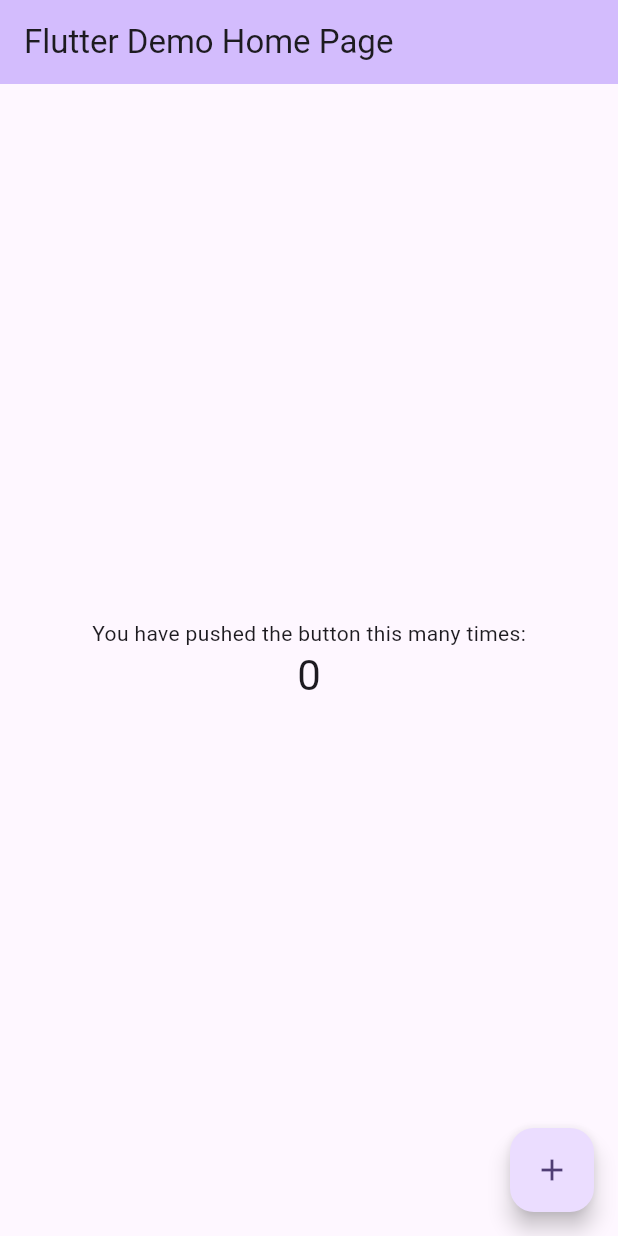
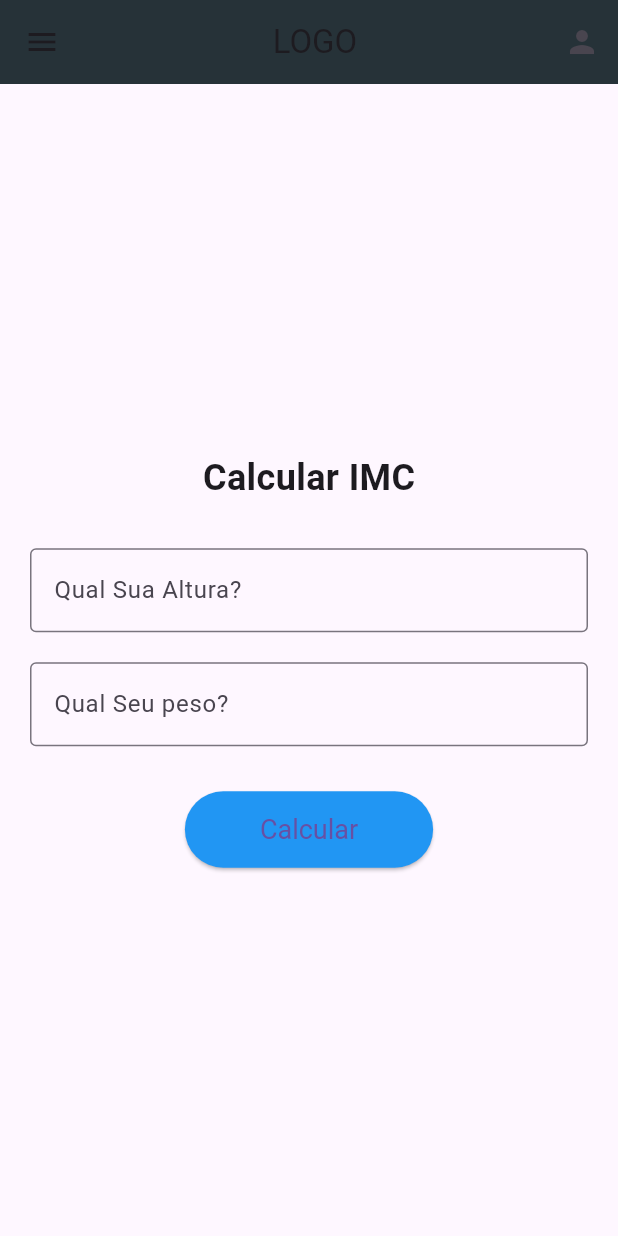
Before and after one commit to SouzaLipes/puc_fit_trabalho_moba, a Flutter app: the screen it shows after launch, on a phone screen of 412 x 824 dp. Run offline on Flutter 3.47's test engine with Material 3 defaults, Android fonts, the phone set to English and light mode, and no system bars.

Commit message:
Tela imc

```diff
--- a/puc_fit/lib/main.dart
+++ b/puc_fit/lib/main.dart
@@ -1,125 +1,15 @@
 import 'package:flutter/material.dart';
+import 'tela_calculo_imc.dart';
 
 void main() {
-  runApp(const MyApp());
+  runApp(MyApp());
 }
 
 class MyApp extends StatelessWidget {
-  const MyApp({super.key});
-
-  // This widget is the root of your application.
   @override
   Widget build(BuildContext context) {
     return MaterialApp(
-      title: 'Flutter Demo',
-      theme: ThemeData(
-        // This is the theme of your application.
-        //
-        // TRY THIS: Try running your application with "flutter run". You'll see
-        // the application has a purple toolbar. Then, without quitting the app,
-        // try changing the seedColor in the colorScheme below to Colors.green
-        // and then invoke "hot reload" (save your changes or press the "hot
-        // reload" button in a Flutter-supported IDE, or press "r" if you used
-        // the command line to start the app).
-        //
-        // Notice that the counter didn't reset back to zero; the application
-        // state is not lost during the reload. To reset the state, use hot
-        // restart instead.
-        //
-        // This works for code too, not just values: Most code changes can be
-        // tested with just a hot reload.
-        colorScheme: ColorScheme.fromSeed(seedColor: Colors.deepPurple),
-        useMaterial3: true,
-      ),
-      home: const MyHomePage(title: 'Flutter Demo Home Page'),
+      home: IMCCalculator(),
     );
   }
 }
-
-class MyHomePage extends StatefulWidget {
-  const MyHomePage({super.key, required this.title});
-
-  // This widget is the home page of your application. It is stateful, meaning
-  // that it has a State object (defined below) that contains fields that affect
-  // how it looks.
-
-  // This class is the configuration for the state. It holds the values (in this
-  // case the title) provided by the parent (in this case the App widget) and
-  // used by the build method of the State. Fields in a Widget subclass are
-  // always marked "final".
-
-  final String title;
-
-  @override
-  State<MyHomePage> createState() => _MyHomePageState();
-}
-
-class _MyHomePageState extends State<MyHomePage> {
-  int _counter = 0;
-
-  void _incrementCounter() {
-    setState(() {
-      // This call to setState tells the Flutter framework that something has
-      // changed in this State, which causes it to rerun the build method below
-      // so that the display can reflect the updated values. If we changed
-      // _counter without calling setState(), then the build method would not be
-      // called again, and so nothing would appear to happen.
-      _counter++;
-    });
-  }
-
-  @override
-  Widget build(BuildContext context) {
-    // This method is rerun every time setState is called, for instance as done
-    // by the _incrementCounter method above.
-    //
-    // The Flutter framework has been optimized to make rerunning build methods
-    // fast, so that you can just rebuild anything that needs updating rather
-    // than having to individually change instances of widgets.
-    return Scaffold(
-      appBar: AppBar(
-        // TRY THIS: Try changing the color here to a specific color (to
-        // Colors.amber, perhaps?) and trigger a hot reload to see the AppBar
-        // change color while the other colors stay the same.
-        backgroundColor: Theme.of(context).colorScheme.inversePrimary,
-        // Here we take the value from the MyHomePage object that was created by
-        // the App.build method, and use it to set our appbar title.
-        title: Text(widget.title),
-      ),
-      body: Center(
-        // Center is a layout widget. It takes a single child and positions it
-        // in the middle of the parent.
-        child: Column(
-          // Column is also a layout widget. It takes a list of children and
-          // arranges them vertically. By default, it sizes itself to fit its
-          // children horizontally, and tries to be as tall as its parent.
-          //
-          // Column has various properties to control how it sizes itself and
-          // how it positions its children. Here we use mainAxisAlignment to
-          // center the children vertically; the main axis here is the vertical
-          // axis because Columns are vertical (the cross axis would be
-          // horizontal).
-          //
-          // TRY THIS: Invoke "debug painting" (choose the "Toggle Debug Paint"
-          // action in the IDE, or press "p" in the console), to see the
-          // wireframe for each widget.
-          mainAxisAlignment: MainAxisAlignment.center,
-          children: <Widget>[
-            const Text(
-              'You have pushed the button this many times:',
-            ),
-            Text(
-              '$_counter',
-              style: Theme.of(context).textTheme.headlineMedium,
-            ),
-          ],
-        ),
-      ),
-      floatingActionButton: FloatingActionButton(
-        onPressed: _incrementCounter,
-        tooltip: 'Increment',
-        child: const Icon(Icons.add),
-      ), // This trailing comma makes auto-formatting nicer for build methods.
-    );
-  }
-}
--- /dev/null
+++ b/puc_fit/lib/tela_calculo_imc.dart
@@ -0,0 +1,194 @@
+import 'package:flutter/material.dart';
+
+class IMCCalculator extends StatefulWidget {
+  @override
+  _IMCCalculatorState createState() => _IMCCalculatorState();
+}
+
+class _IMCCalculatorState extends State<IMCCalculator> {
+  final TextEditingController _alturaController = TextEditingController();
+  final TextEditingController _pesoController = TextEditingController();
+
+  String _indiceIMC = '';
+  String _nivelIMC = '';
+
+void _calcularIMC() {
+
+  final double altura = double.tryParse(_alturaController.text) ?? 0;
+  final double peso = double.tryParse(_pesoController.text) ?? 0;
+
+  if (altura > 0 && peso > 0) {
+    final double imc = peso / (altura * altura);
+
+    String nivel;
+    if (imc < 18.5) {
+      nivel = "Abaixo do peso";
+    } else if (imc >= 18.5 && imc < 24.9) {
+      nivel = "Peso normal";
+    } else if (imc >= 25 && imc < 29.9) {
+      nivel = "Sobrepeso";
+    } else {
+      nivel = "Obesidade";
+    }
+
+    setState(() {
+      _indiceIMC = imc.toStringAsFixed(2);
+      _nivelIMC = nivel;
+    });
+
+    _showResultModal();
+  } else {
+    _showErrorModal();
+  }
+}
+
+  void _showResultModal() {
+    showDialog(
+      context: context,
+      builder: (BuildContext context) {
+        return AlertDialog(
+          content: Container(
+            height: 200,
+            width: 300,
+            child: Column(
+              mainAxisAlignment: MainAxisAlignment.center,
+              children: [
+                const Text(
+                  'Resultado',
+                  style: TextStyle(
+                    fontSize: 24,
+                    fontWeight: FontWeight.bold,
+                  ),
+                ),
+                SizedBox(height: 30),
+                Text(
+                  'Índice: $_indiceIMC',
+                  style: TextStyle(fontSize: 18),
+                ),
+                SizedBox(height: 10),
+                Text(
+                  'Nível: $_nivelIMC',
+                  style: TextStyle(fontSize: 18),
+                ),
+                SizedBox(height: 30),
+                ElevatedButton(
+                  onPressed: () {
+                    Navigator.of(context).pop();
+                  },
+                  child: Text('Salvar'),
+                  style: ElevatedButton.styleFrom(
+                    backgroundColor: Colors.blue,
+                    padding: EdgeInsets.symmetric(horizontal: 50, vertical: 15),
+                  ),
+                ),
+              ],
+            ),
+          ),
+        );
+      },
+    );
+  }
+
+  void _showErrorModal() {
+    showDialog(
+      context: context,
+      builder: (BuildContext context) {
+        return AlertDialog(
+          content: Container(
+            height: 100,
+            width: 300,
+            child: Column(
+              mainAxisAlignment: MainAxisAlignment.center,
+              children: [
+                const Text(
+                  'Erro',
+                  style: TextStyle(
+                    fontSize: 24,
+                    fontWeight: FontWeight.bold,
+                    color: Colors.red,
+                  ),
+                ),
+                SizedBox(height: 10),
+                const Text(
+                  'Por favor, insira valores válidos para altura e peso.',
+                  style: TextStyle(fontSize: 16),
+                  textAlign: TextAlign.center,
+                ),
+                SizedBox(height: 20),
+                ElevatedButton(
+                  onPressed: () {
+                    Navigator.of(context).pop();
+                  },
+                  child: Text('OK'),
+                ),
+              ],
+            ),
+          ),
+        );
+      },
+    );
+  }
+
+  @override
+  Widget build(BuildContext context) {
+    return Scaffold(
+      appBar: AppBar(
+        backgroundColor: Colors.blueGrey[900],
+        leading: IconButton(
+          icon: Icon(Icons.menu),
+          onPressed: () {},
+        ),
+        title: Center(child: Text("LOGO")),
+        actions: [
+          IconButton(
+            icon: Icon(Icons.person),
+            onPressed: () {},
+          ),
+        ],
+      ),
+      body: Padding(
+        padding: const EdgeInsets.all(20.0),
+        child: Column(
+          mainAxisAlignment: MainAxisAlignment.center,
+          children: [
+            const Text(
+              'Calcular IMC',
+              style: TextStyle(
+                fontSize: 24,
+                fontWeight: FontWeight.bold,
+              ),
+            ),
+            SizedBox(height: 30),
+            TextField(
+              controller: _alturaController,
+              keyboardType: TextInputType.number,
+              decoration: const InputDecoration(
+                hintText: 'Qual Sua Altura?',
+                border: OutlineInputBorder(),
+              ),
+            ),
+            SizedBox(height: 20),
+            TextField(
+              controller: _pesoController,
+              keyboardType: TextInputType.number,
+              decoration: const InputDecoration(
+                hintText: 'Qual Seu peso?',
+                border: OutlineInputBorder(),
+              ),
+            ),
+            SizedBox(height: 30),
+            ElevatedButton(
+              onPressed: _calcularIMC,
+              child: Text('Calcular'),
+              style: ElevatedButton.styleFrom(
+                backgroundColor: Colors.blue,
+                padding: EdgeInsets.symmetric(horizontal: 50, vertical: 15),
+                textStyle: TextStyle(fontSize: 18),
+              ),
+            ),
+          ],
+        ),
+      ),
+    );
+  }
+}
```
